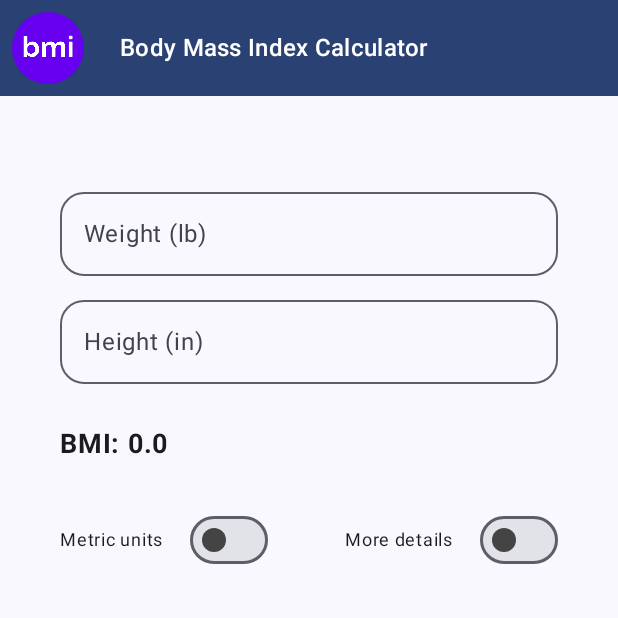
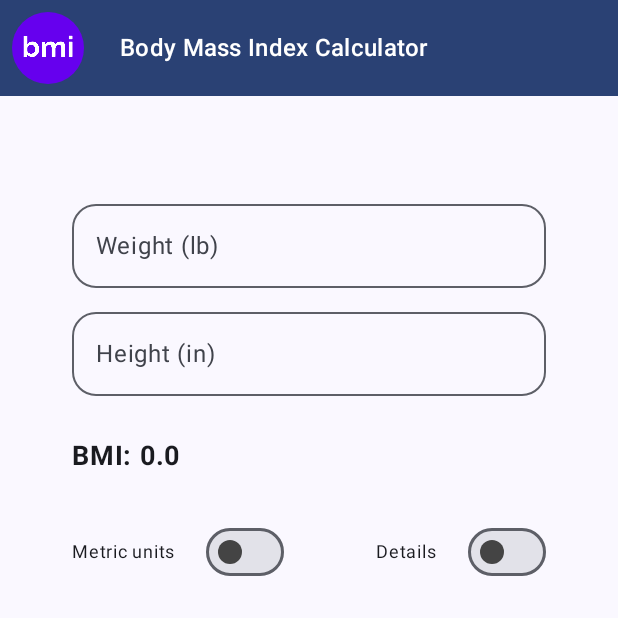
Before and after one commit to annedawson/BMI, an Android app built with Jetpack Compose: the screen it shows after launch (MainActivity), on a phone screen of 412 x 824 dp, the top half of it. Run offline under Robolectric (Android 15) with nearby library versions, the phone set to English and light mode, and no system bars.

Commit message:
Commit 30/9/2024 The UI was improved for clarity. 30/9/2024, 13:12 PT

```diff
--- a/app/src/main/java/net/annedawson/bmi/MainActivity.kt
+++ b/app/src/main/java/net/annedawson/bmi/MainActivity.kt
@@ -155,7 +155,8 @@ fun BmiApp() {
             modifier = Modifier
                 // added the following line to allow scrolling
                 .verticalScroll(rememberScrollState())
-                .padding(40.dp)
+                // try changing the padding to 40 from 48
+                .padding(48.dp)
                 .fillMaxSize(),
             horizontalAlignment = Alignment.CenterHorizontally,
             verticalArrangement = Arrangement.spacedBy(8.dp)
@@ -463,7 +464,7 @@ fun BmiCategoryItem(category: String, range: String, color: Color) {
         modifier = Modifier.fillMaxWidth().padding(vertical = 4.dp)
         // colors = CardDefaults.cardColors(containerColor = color),elevation=
     ) {
-        Row(modifier = Modifier.padding(16.dp), verticalAlignment = Alignment.CenterVertically) {
+        Row(modifier = Modifier.padding(8.dp), verticalAlignment = Alignment.CenterVertically) {
             Text(text = category, style = MaterialTheme.typography.titleMedium, color = color)
             Spacer(modifier = Modifier.weight(1f))
             Text(text = range, style = MaterialTheme.typography.bodyMedium, color = color)
--- a/app/src/main/res/values/strings.xml
+++ b/app/src/main/res/values/strings.xml
@@ -6,7 +6,7 @@
     <string name="bmi">BMI: %s</string>
     <string name="height_in">Height (in)</string>
     <string name="height_cm">Height (cm)</string>
-    <string name="more_details">More details</string>
+    <string name="more_details">Details</string>
     <string name="metric_units">Metric units</string>
     <string name="top_app_bar_title">Body Mass Index Calculator</string>
 </resources>
```
